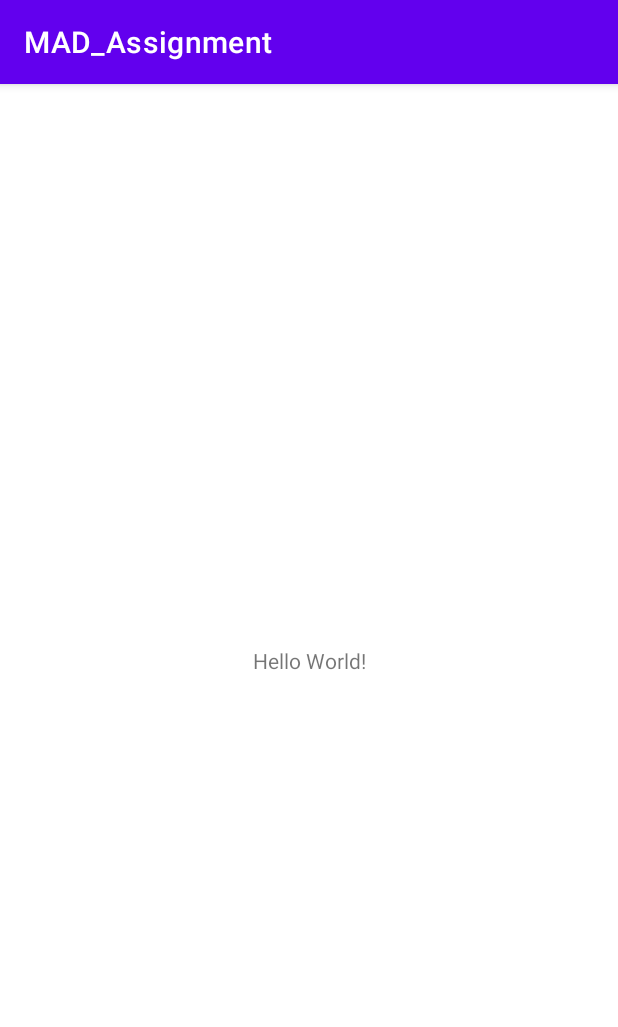
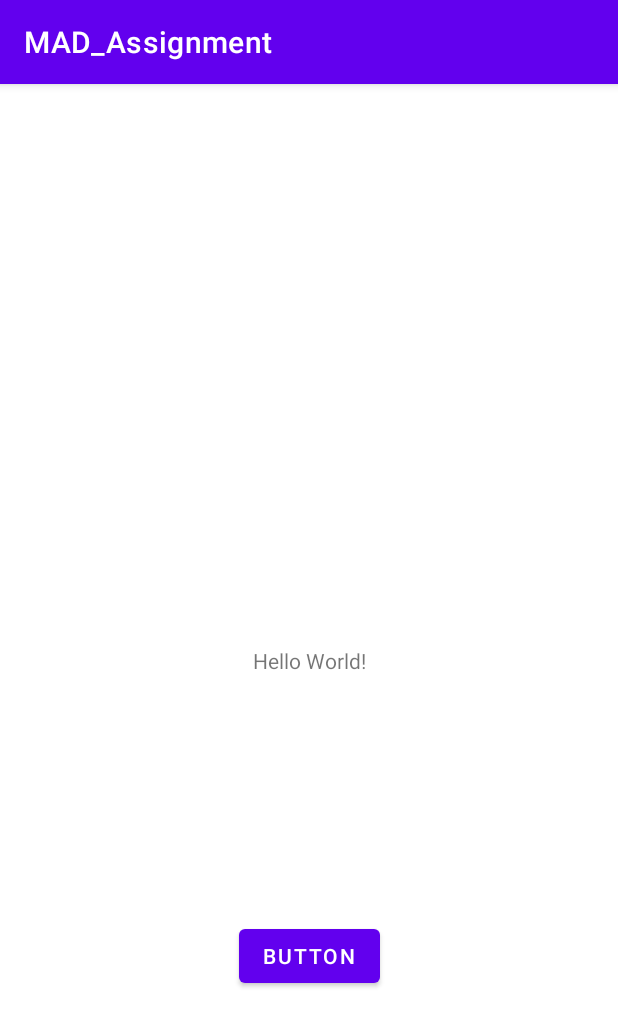
Before and after one commit to lky1020/MAD_Assignmnet, an Android app: the screen it shows after launch (MainActivity), on a phone screen of 412 x 824 dp. Shown: the top 1027 px of the screen. Run offline under Robolectric (Android 15) with nearby library versions, the phone set to English and light mode, and no system bars; our stand-ins replace Firebase (no records; nobody signed in at launch, a user with empty details on screens opened directly).

```diff
--- a/app/build.gradle
+++ b/app/build.gradle
@@ -1,6 +1,7 @@
 plugins {
     id 'com.android.application'
     id 'kotlin-android'
+    id 'com.google.gms.google-services'
 }
 
 android {
@@ -39,6 +40,7 @@ dependencies {
     implementation 'androidx.appcompat:appcompat:1.2.0'
     implementation 'com.google.android.material:material:1.3.0'
     implementation 'androidx.constraintlayout:constraintlayout:2.0.4'
+    implementation 'com.google.firebase:firebase-firestore:22.1.1'
     testImplementation 'junit:junit:4.+'
     androidTestImplementation 'androidx.test.ext:junit:1.1.2'
     androidTestImplementation 'androidx.test.espresso:espresso-core:3.3.0'
--- a/app/src/main/res/layout/activity_main.xml
+++ b/app/src/main/res/layout/activity_main.xml
@@ -7,6 +7,7 @@
     tools:context=".MainActivity">
 
     <TextView
+        android:id="@+id/textView"
         android:layout_width="wrap_content"
         android:layout_height="wrap_content"
         android:text="Hello World!"
@@ -15,4 +16,14 @@
         app:layout_constraintRight_toRightOf="parent"
         app:layout_constraintTop_toTopOf="parent" />
 
+    <Button
+        android:id="@+id/btn_createUser"
+        android:layout_width="wrap_content"
+        android:layout_height="wrap_content"
+        android:text="Button"
+        app:layout_constraintBottom_toBottomOf="parent"
+        app:layout_constraintEnd_toEndOf="parent"
+        app:layout_constraintStart_toStartOf="parent"
+        app:layout_constraintTop_toBottomOf="@+id/textView" />
+
 </androidx.constraintlayout.widget.ConstraintLayout>
--- a/build.gradle
+++ b/build.gradle
@@ -8,6 +8,7 @@ buildscript {
     dependencies {
         classpath "com.android.tools.build:gradle:4.1.2"
         classpath "org.jetbrains.kotlin:kotlin-gradle-plugin:$kotlin_version"
+        classpath 'com.google.gms:google-services:4.3.5'
 
         // NOTE: Do not place your application dependencies here; they belong
         // in the individual module build.gradle files
```
Also changed, not shown: app/src/main/java/com/example/mad_assignment/MainActivity.kt (+31 -1 lines), 1 other file.
